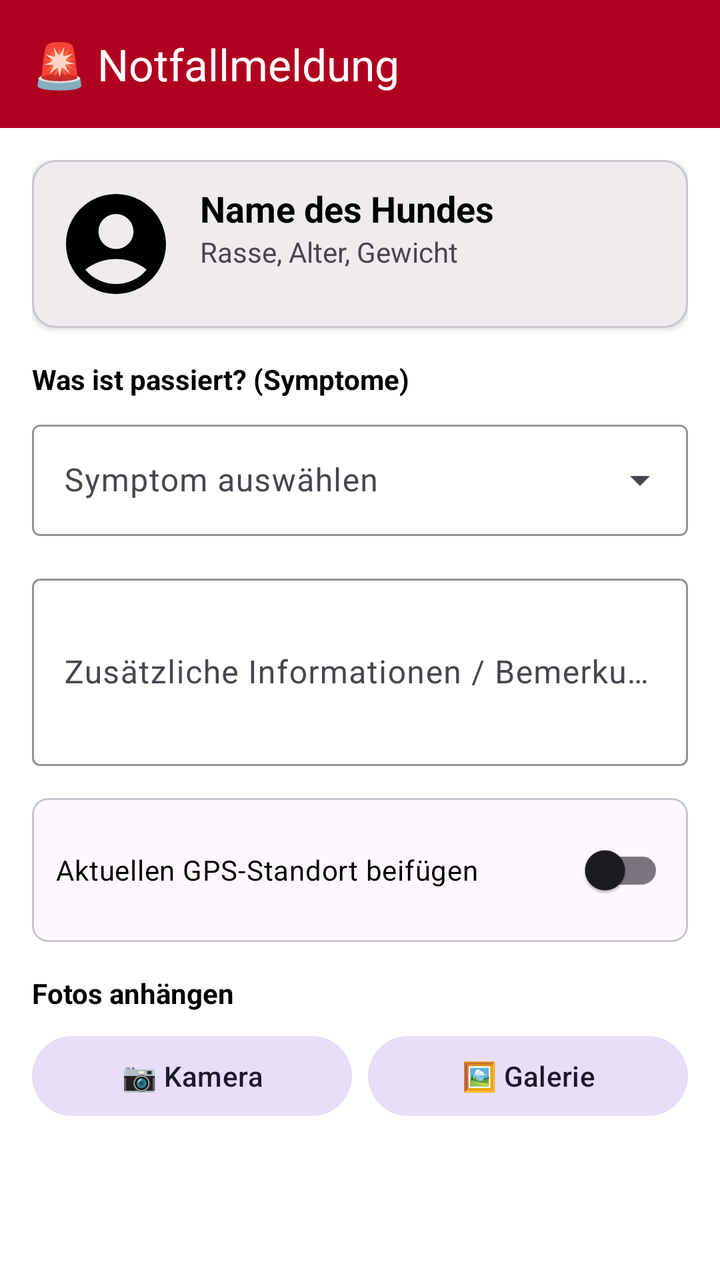
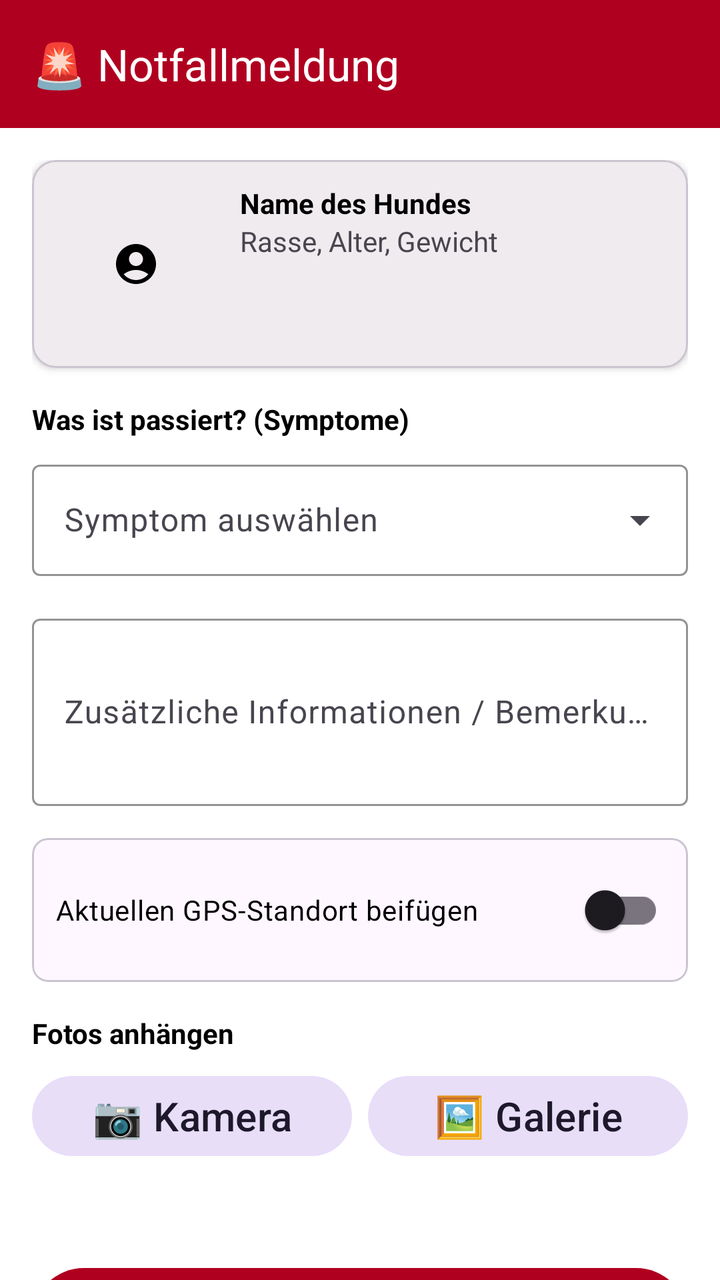

Before-and-after screenshots of an Android layout around one commit, followed by the original layout XML and the change that was made.
<!-- AndroidManifest.xml: application theme Theme.HundeWildnis -->
<!-- res/layout/activity_emergency_report.xml -->
<?xml version="1.0" encoding="utf-8"?>
<androidx.coordinatorlayout.widget.CoordinatorLayout
    xmlns:android="http://schemas.android.com/apk/res/android"
    xmlns:app="http://schemas.android.com/apk/res-auto"
    android:layout_width="match_parent"
    android:layout_height="match_parent"
    android:background="?android:attr/colorBackground">

    <com.google.android.material.appbar.AppBarLayout
        android:layout_width="match_parent"
        android:layout_height="wrap_content"
        android:fitsSystemWindows="true">
        <androidx.appcompat.widget.Toolbar
            android:id="@+id/toolbar"
            android:layout_width="match_parent"
            android:layout_height="?attr/actionBarSize"
            android:background="#B00020"
            app:titleTextColor="#FFFFFF"
            app:title="🚨 Notfallmeldung" />
    </com.google.android.material.appbar.AppBarLayout>

    <androidx.core.widget.NestedScrollView
        android:layout_width="match_parent"
        android:layout_height="match_parent"
        app:layout_behavior="@string/appbar_scrolling_view_behavior">

        <LinearLayout
            android:layout_width="match_parent"
            android:layout_height="wrap_content"
            android:orientation="vertical"
            android:padding="16dp">

            
            <com.google.android.material.card.MaterialCardView
                android:layout_width="match_parent"
                android:layout_height="wrap_content"
                android:layout_marginBottom="16dp"
                app:cardCornerRadius="12dp"
                app:cardElevation="2dp">
                <LinearLayout
                    android:layout_width="match_parent"
                    android:layout_height="wrap_content"
                    android:padding="12dp"
                    android:orientation="horizontal">
                    <ImageView
                        android:id="@+id/ivDogThumb"
                        android:layout_width="60dp"
                        android:layout_height="60dp"
                        android:scaleType="centerCrop"
                        android:src="@drawable/ic_dog_placeholder" />
                    <LinearLayout
                        android:layout_width="wrap_content"
                        android:layout_height="wrap_content"
                        android:orientation="vertical"
                        android:layout_marginStart="12dp">
                        <TextView
                            android:id="@+id/tvDogName"
                            android:layout_width="wrap_content"
                            android:layout_height="wrap_content"
                            android:text="Name des Hundes"
                            android:textSize="18sp"
                            android:textStyle="bold"
                            android:textColor="?android:attr/textColorPrimary" />
                        <TextView
                            android:id="@+id/tvDogBreed"
                            android:layout_width="wrap_content"
                            android:layout_height="wrap_content"
                            android:text="Rasse, Alter, Gewicht"
                            android:textSize="14sp"
                            android:textColor="?android:attr/textColorSecondary" />
                    </LinearLayout>
                </LinearLayout>
            </com.google.android.material.card.MaterialCardView>

            
            <TextView
                android:layout_width="wrap_content"
                android:layout_height="wrap_content"
                android:text="Was ist passiert? (Symptome)"
                android:textStyle="bold"
                android:textColor="?android:attr/textColorPrimary"
                android:layout_marginBottom="8dp" />
            <com.google.android.material.textfield.TextInputLayout
                android:layout_width="match_parent"
                android:layout_height="wrap_content"
                style="@style/Widget.Material3.TextInputLayout.OutlinedBox.ExposedDropdownMenu"
                android:layout_marginBottom="16dp"
                app:hintTextColor="?android:attr/textColorPrimary"
                app:boxStrokeColor="#B00020">
                <AutoCompleteTextView
                    android:id="@+id/spinnerSymptoms"
                    android:layout_width="match_parent"
                    android:layout_height="wrap_content"
                    android:inputType="none"
                    android:hint="Symptom auswählen"
                    android:textColor="?android:attr/textColorPrimary"
                    android:textColorHint="?android:attr/textColorSecondary" />
            </com.google.android.material.textfield.TextInputLayout>

            
            <com.google.android.material.textfield.TextInputLayout
                android:layout_width="match_parent"
                android:layout_height="wrap_content"
                android:hint="Zusätzliche Informationen / Bemerkungen"
                style="@style/Widget.Material3.TextInputLayout.OutlinedBox"
                android:layout_marginBottom="16dp"
                app:hintTextColor="?android:attr/textColorPrimary"
                app:boxStrokeColor="#B00020">
                <com.google.android.material.textfield.TextInputEditText
                    android:id="@+id/etNotes"
                    android:layout_width="match_parent"
                    android:layout_height="wrap_content"
                    android:inputType="textMultiLine"
                    android:minLines="3"
                    android:textColor="?android:attr/textColorPrimary"
                    android:textColorHint="?android:attr/textColorSecondary" />
            </com.google.android.material.textfield.TextInputLayout>

            
            <com.google.android.material.card.MaterialCardView
                android:layout_width="match_parent"
                android:layout_height="wrap_content"
                android:layout_marginBottom="16dp"
                app:cardCornerRadius="8dp">
                <LinearLayout
                    android:layout_width="match_parent"
                    android:layout_height="wrap_content"
                    android:padding="12dp"
                    android:orientation="vertical">
                    <com.google.android.material.switchmaterial.SwitchMaterial
                        android:id="@+id/switchGps"
                        android:layout_width="match_parent"
                        android:layout_height="wrap_content"
                        android:text="Aktuellen GPS-Standort beifügen"
                        android:textColor="?android:attr/textColorPrimary" />
                    <TextView
                        android:id="@+id/tvGpsStatus"
                        android:layout_width="wrap_content"
                        android:layout_height="wrap_content"
                        android:text=""
                        android:textSize="12sp"
                        android:textColor="?android:attr/textColorSecondary"
                        android:visibility="gone" />
                </LinearLayout>
            </com.google.android.material.card.MaterialCardView>

            
            <TextView
                android:layout_width="wrap_content"
                android:layout_height="wrap_content"
                android:text="Fotos anhängen"
                android:textStyle="bold"
                android:textColor="?android:attr/textColorPrimary"
                android:layout_marginBottom="8dp" />
            <LinearLayout
                android:layout_width="match_parent"
                android:layout_height="wrap_content"
                android:orientation="horizontal"
                android:layout_marginBottom="16dp">
                <com.google.android.material.button.MaterialButton
                    android:id="@+id/btnCamera"
                    style="@style/Widget.Material3.Button.TonalButton"
                    android:layout_width="0dp"
                    android:layout_height="wrap_content"
                    android:layout_weight="1"
                    android:text="📷 Kamera"
                    android:layout_marginEnd="4dp" />
                <com.google.android.material.button.MaterialButton
                    android:id="@+id/btnGallery"
                    style="@style/Widget.Material3.Button.TonalButton"
                    android:layout_width="0dp"
                    android:layout_height="wrap_content"
                    android:layout_weight="1"
                    android:text="🖼 Galerie"
                    android:layout_marginStart="4dp" />
            </LinearLayout>

            <HorizontalScrollView
                android:layout_width="match_parent"
                android:layout_height="wrap_content"
                android:layout_marginBottom="16dp">
                <LinearLayout
                    android:id="@+id/layoutPhotos"
                    android:layout_width="wrap_content"
                    android:layout_height="100dp"
                    android:orientation="horizontal" />
            </HorizontalScrollView>

            
            <LinearLayout
                android:layout_width="match_parent"
                android:layout_height="wrap_content"
                android:orientation="vertical"
                android:layout_marginTop="16dp">

                <com.google.android.material.button.MaterialButton
                    android:id="@+id/btnSend"
                    android:layout_width="match_parent"
                    android:layout_height="64dp"
                    android:text="🚀 NOTFALLMELDUNG SENDEN"
                    android:textStyle="bold"
                    app:backgroundTint="#B00020"
                    android:layout_marginBottom="12dp" />

                <com.google.android.material.button.MaterialButton
                    android:id="@+id/btnReset"
                    style="@style/Widget.Material3.Button.TextButton"
                    android:layout_width="match_parent"
                    android:layout_height="wrap_content"
                    android:text="🔄 Eingaben zurücksetzen"
                    android:textColor="?android:attr/textColorSecondary" />
            </LinearLayout>

            
            <View
                android:layout_width="match_parent"
                android:layout_height="1dp"
                android:background="#444444"
                android:layout_marginTop="24dp"
                android:layout_marginBottom="24dp" />

            <TextView
                android:layout_width="wrap_content"
                android:layout_height="wrap_content"
                android:text="📜 Gesendete Notfallmeldungen"
                android:textStyle="bold"
                android:textSize="16sp"
                android:textColor="?android:attr/textColorPrimary"
                android:layout_marginBottom="12dp" />

            <androidx.recyclerview.widget.RecyclerView
                android:id="@+id/rvEmergencyHistory"
                android:layout_width="match_parent"
                android:layout_height="wrap_content"
                android:nestedScrollingEnabled="false" />

        </LinearLayout>
    </androidx.core.widget.NestedScrollView>

</androidx.coordinatorlayout.widget.CoordinatorLayout>
<!-- resources referenced by this layout -->
<resources>
  <style name="Base.Theme.HundeWildnis" parent="Theme.Material3.Light.NoActionBar">
          <item name="colorPrimary">#2d5016</item>
          <item name="colorPrimaryVariant">#1a3009</item>
          <item name="colorOnPrimary">#FFFFFF</item>
          <item name="colorSecondary">#6b8e4e</item>
          <item name="colorSecondaryVariant">#4a6135</item>
          <item name="colorOnSecondary">#000000</item>
          <item name="android:statusBarColor">?attr/colorPrimaryVariant</item>
  
          <item name="android:navigationBarColor">@android:color/transparent</item>
          <item name="android:windowLightStatusBar">true</item>
          <item name="android:windowLightNavigationBar">true</item>
          <item name="android:enforceNavigationBarContrast" tools:targetApi="q">false</item>
          <item name="android:enforceStatusBarContrast" tools:targetApi="q">false</item>
  
          
          <item name="colorAccent">#2d5016</item>
          <item name="android:textColorPrimary">#000000</item>
  
          
          <item name="materialAlertDialogTheme">@style/AlertDialogTheme</item>
  
          
          <item name="actionMenuTextColor">#FFFFFF</item>
  
          
          <item name="android:windowBackground">#FFFFFF</item>
          <item name="android:colorBackground">#FFFFFF</item>
      </style>
  <style name="AlertDialogTheme" parent="ThemeOverlay.Material3.MaterialAlertDialog">
          
          <item name="colorSurface">#FFFFFF</item>
  
          
          <item name="colorOnSurface">#000000</item>
          <item name="android:textColorPrimary">#000000</item>
  
          
          <item name="buttonBarPositiveButtonStyle">@style/DialogButtonStyle.Light</item>
          <item name="buttonBarNegativeButtonStyle">@style/DialogButtonStyle.Light</item>
          <item name="buttonBarNeutralButtonStyle">@style/DialogButtonStyle.Light</item>
      </style>
  <style name="DialogButtonStyle.Light" parent="Widget.Material3.Button.TextButton.Dialog">
          
          <item name="android:textColor">#2d5016</item>
  
          
          <item name="backgroundTint">@android:color/transparent</item>
  
          
          <item name="rippleColor">#332d5016</item>
      </style>
  <!-- unchanged entries left out for length: 2 -->
</resources>

<!-- the commit's change to res/layout/activity_emergency_report.xml (unified diff, before → after) -->
@@ -6,10 +6,10 @@
     android:layout_height="match_parent"
     android:background="?android:attr/colorBackground">
 
-    <com.google.android.material.appbar.AppBarLayout
+    <com.google.android.material.appbar.AppBarLayout android:id="@+id/appbar"
         android:layout_width="match_parent"
         android:layout_height="wrap_content"
-        android:fitsSystemWindows="true">
+        android:fitsSystemWindows="false">
         <androidx.appcompat.widget.Toolbar
             android:id="@+id/toolbar"
             android:layout_width="match_parent"
@@ -44,9 +44,9 @@
                     android:orientation="horizontal">
                     <ImageView
                         android:id="@+id/ivDogThumb"
-                        android:layout_width="60dp"
-                        android:layout_height="60dp"
-                        android:scaleType="centerCrop"
+                        android:layout_width="80dp"
+                        android:layout_height="80dp"
+                        android:scaleType="centerInside"
                         android:src="@drawable/ic_dog_placeholder" />
                     <LinearLayout
                         android:layout_width="wrap_content"
@@ -58,7 +58,7 @@
                             android:layout_width="wrap_content"
                             android:layout_height="wrap_content"
                             android:text="Name des Hundes"
-                            android:textSize="18sp"
+                            android:textSize="@dimen/text_body_medium"
                             android:textStyle="bold"
                             android:textColor="?android:attr/textColorPrimary" />
                         <TextView
@@ -66,7 +66,7 @@
                             android:layout_width="wrap_content"
                             android:layout_height="wrap_content"
                             android:text="Rasse, Alter, Gewicht"
-                            android:textSize="14sp"
+                            android:textSize="@dimen/text_body_medium"
                             android:textColor="?android:attr/textColorSecondary" />
                     </LinearLayout>
                 </LinearLayout>
@@ -138,7 +138,7 @@
                         android:layout_width="wrap_content"
                         android:layout_height="wrap_content"
                         android:text=""
-                        android:textSize="12sp"
+                        android:textSize="@dimen/text_body_medium"
                         android:textColor="?android:attr/textColorSecondary"
                         android:visibility="gone" />
                 </LinearLayout>
@@ -182,7 +182,7 @@
                 <LinearLayout
                     android:id="@+id/layoutPhotos"
                     android:layout_width="wrap_content"
-                    android:layout_height="100dp"
+                    android:layout_height="wrap_content"
                     android:orientation="horizontal" />
             </HorizontalScrollView>
 
@@ -196,7 +196,7 @@
                 <com.google.android.material.button.MaterialButton
                     android:id="@+id/btnSend"
                     android:layout_width="match_parent"
-                    android:layout_height="64dp"
+                    android:layout_height="wrap_content"
                     android:text="🚀 NOTFALLMELDUNG SENDEN"
                     android:textStyle="bold"
                     app:backgroundTint="#B00020"
@@ -224,7 +224,7 @@
                 android:layout_height="wrap_content"
                 android:text="📜 Gesendete Notfallmeldungen"
                 android:textStyle="bold"
-                android:textSize="16sp"
+                android:textSize="@dimen/text_body_medium"
                 android:textColor="?android:attr/textColorPrimary"
                 android:layout_marginBottom="12dp" />
 
<!-- resource entries referenced after the edit -->
@@ -1,17 +1,21 @@
 <!-- resources referenced by this layout -->
 <resources>
+  <dimen name="text_body_medium">14sp</dimen>
   <style name="Base.Theme.HundeWildnis" parent="Theme.Material3.Light.NoActionBar">
+          
+          <item name="materialButtonStyle">@style/Widget.App.Button</item>
+  
           <item name="colorPrimary">#2d5016</item>
           <item name="colorPrimaryVariant">#1a3009</item>
           <item name="colorOnPrimary">#FFFFFF</item>
           <item name="colorSecondary">#6b8e4e</item>
           <item name="colorSecondaryVariant">#4a6135</item>
           <item name="colorOnSecondary">#000000</item>
-          <item name="android:statusBarColor">?attr/colorPrimaryVariant</item>
-  
+          <item name="android:statusBarColor">@android:color/transparent</item>
           <item name="android:navigationBarColor">@android:color/transparent</item>
+          <item name="android:windowDrawsSystemBarBackgrounds">true</item>
           <item name="android:windowLightStatusBar">true</item>
-          <item name="android:windowLightNavigationBar">true</item>
+          <item name="android:windowLightNavigationBar" tools:targetApi="27">true</item>
           <item name="android:enforceNavigationBarContrast" tools:targetApi="q">false</item>
           <item name="android:enforceStatusBarContrast" tools:targetApi="q">false</item>
   
@@ -21,13 +25,26 @@
   
           
           <item name="materialAlertDialogTheme">@style/AlertDialogTheme</item>
+          <item name="alertDialogTheme">@style/AlertDialogTheme</item>
   
           
           <item name="actionMenuTextColor">#FFFFFF</item>
+          <item name="actionOverflowButtonStyle">@style/Widget.App.Overflow</item>
   
           
           <item name="android:windowBackground">#FFFFFF</item>
           <item name="android:colorBackground">#FFFFFF</item>
+      </style>
+  <style name="Widget.App.Button" parent="Widget.Material3.Button">
+          <item name="autoSizeTextType">uniform</item>
+          <item name="autoSizeMinTextSize">12sp</item>
+          <item name="autoSizeMaxTextSize">@dimen/text_button_large</item>
+          <item name="autoSizeStepGranularity">1sp</item>
+          <item name="android:maxLines">2</item>
+          <item name="android:ellipsize">end</item>
+          <item name="android:paddingStart">16dp</item>
+          <item name="android:paddingEnd">16dp</item>
+          <item name="android:minHeight">60dp</item>
       </style>
   <style name="AlertDialogTheme" parent="ThemeOverlay.Material3.MaterialAlertDialog">
           
@@ -41,10 +58,39 @@
           <item name="buttonBarPositiveButtonStyle">@style/DialogButtonStyle.Light</item>
           <item name="buttonBarNegativeButtonStyle">@style/DialogButtonStyle.Light</item>
           <item name="buttonBarNeutralButtonStyle">@style/DialogButtonStyle.Light</item>
+  
+          
+          <item name="buttonBarStyle">@style/Widget.App.ButtonBar</item>
+  
+          
+          <item name="android:buttonStyle">@style/DialogButtonStyle.Light</item>
       </style>
+  <style name="Widget.App.Overflow" parent="Widget.AppCompat.ActionButton.Overflow">
+          <item name="android:src">@drawable/ic_menu_hamburger</item>
+      </style>
+  <dimen name="text_button_large">20sp</dimen>
   <style name="DialogButtonStyle.Light" parent="Widget.Material3.Button.TextButton.Dialog">
           
           <item name="android:textColor">#2d5016</item>
+  
+          
+          <item name="android:textSize">13sp</item>
+          <item name="android:textAllCaps">false</item>
+          <item name="android:maxLines">2</item>
+          <item name="android:singleLine">false</item>
+          <item name="android:ellipsize">none</item>
+          <item name="autoSizeTextType">uniform</item>
+          <item name="autoSizeMinTextSize">10sp</item>
+          <item name="autoSizeMaxTextSize">16sp</item>
+  
+          
+          <item name="android:paddingStart">2dp</item>
+          <item name="android:paddingEnd">2dp</item>
+          <item name="android:minWidth">0dp</item>
+          <item name="android:insetLeft">0dp</item>
+          <item name="android:insetRight">0dp</item>
+          <item name="android:insetTop">0dp</item>
+          <item name="android:insetBottom">0dp</item>
   
           
           <item name="backgroundTint">@android:color/transparent</item>
@@ -52,6 +98,19 @@
           
           <item name="rippleColor">#332d5016</item>
       </style>
+  <style name="Widget.App.ButtonBar" parent="Widget.AppCompat.ButtonBar.AlertDialog">
+          <item name="android:padding">0dp</item>
+      </style>
+  <!-- drawable ic_menu_hamburger (drawable) -->
+  <vector xmlns:android="http://schemas.android.com/apk/res/android"
+      android:width="24dp"
+      android:height="24dp"
+      android:viewportWidth="24"
+      android:viewportHeight="24">
+      <path
+          android:fillColor="#FFFFFF"
+          android:pathData="M3,18h18v-2H3V18z M3,13h18v-2H3V13z M3,6v2h18V6H3z" />
+  </vector>
   <!-- unchanged entries left out for length: 2 -->
 </resources>
 
